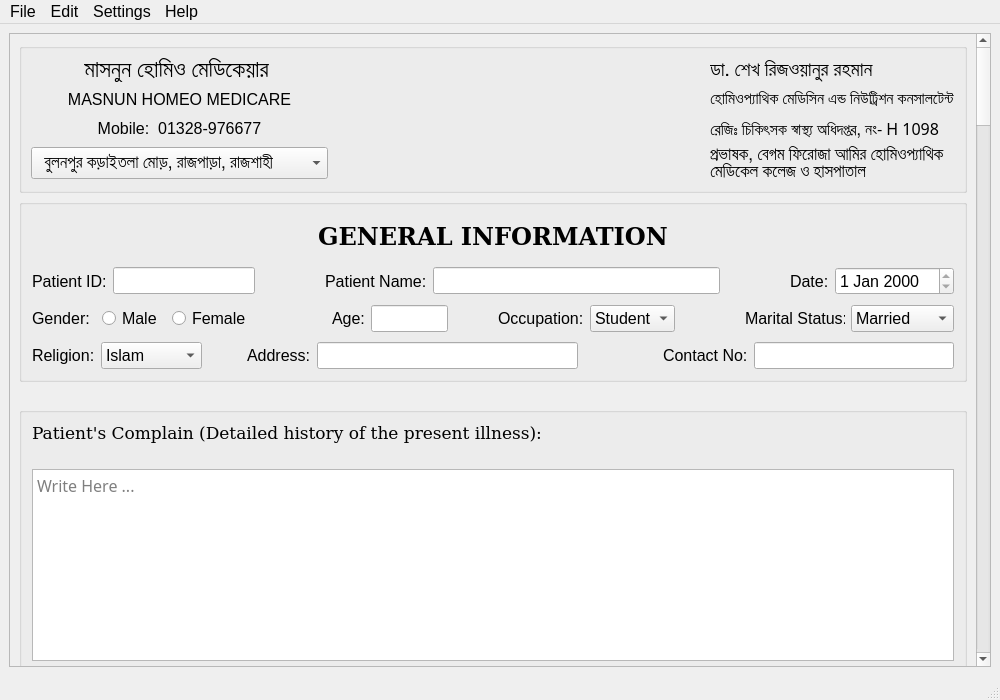
This is main_gui.ui in Mahmud-Mahi/Doctors_Dairy as Qt 5 draws it before an edit. The edited form follows.
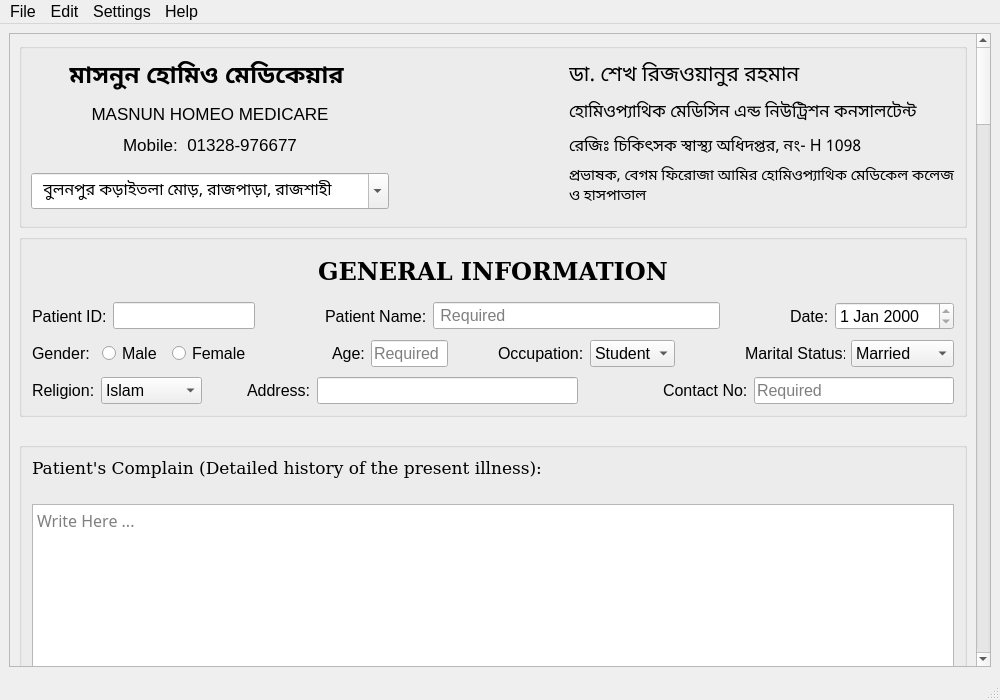
This is the edited form. Icons and pictures are not drawn.

Commit message: Enhance UI layout and text properties for improved readability and localization support

```diff
--- a/main_gui.ui
+++ b/main_gui.ui
@@ -81,7 +81,7 @@
          <x>0</x>
          <y>0</y>
          <width>972</width>
-         <height>5088</height>
+         <height>5111</height>
         </rect>
        </property>
        <property name="sizePolicy">
@@ -102,53 +102,78 @@
           <property name="minimumSize">
            <size>
             <width>0</width>
-            <height>150</height>
+            <height>180</height>
            </size>
           </property>
           <property name="title">
            <string/>
           </property>
           <layout class="QGridLayout" name="gridLayout_3">
-           <item row="2" column="0">
-            <widget class="QLabel" name="institudeEN_name">
+           <item row="0" column="0">
+            <widget class="QLabel" name="instituteBN_name">
+             <property name="minimumSize">
+              <size>
+               <width>0</width>
+               <height>35</height>
+              </size>
+             </property>
              <property name="font">
               <font>
-               <pointsize>12</pointsize>
+               <family>Noto Sans Bengali UI</family>
+               <pointsize>18</pointsize>
+               <weight>75</weight>
+               <italic>false</italic>
+               <bold>true</bold>
               </font>
              </property>
              <property name="text">
-              <string>MASNUN HOMEO MEDICARE</string>
+              <string>মাসনুন হোমিও মেডিকেয়ার </string>
              </property>
              <property name="alignment">
-              <set>Qt::AlignCenter</set>
+              <set>Qt::AlignBottom|Qt::AlignHCenter</set>
              </property>
             </widget>
            </item>
-           <item row="0" column="2">
-            <widget class="QLabel" name="owner_name">
+           <item row="4" column="3">
+            <widget class="QLabel" name="owner_occupation">
+             <property name="minimumSize">
+              <size>
+               <width>0</width>
+               <height>50</height>
+              </size>
+             </property>
              <property name="font">
               <font>
-               <family>Li Opu Unicode</family>
-               <pointsize>15</pointsize>
+               <family>Noto Sans Bengali</family>
+               <pointsize>11</pointsize>
                <weight>50</weight>
+               <italic>false</italic>
                <bold>false</bold>
               </font>
              </property>
-             <property name="text">
-              <string>ডা. শেখ রিজওয়ানুর রহমান</string>
+             <property name="frameShadow">
+              <enum>QFrame::Plain</enum>
              </property>
-            </widget>
-           </item>
-           <item row="2" column="2">
-            <widget class="QLabel" name="position_label">
-             <property name="font">
-              <font>
-               <family>Li Mehdi Ekushey Unicode</family>
-               <pointsize>12</pointsize>
-              </font>
+             <property name="lineWidth">
+              <number>2</number>
              </property>
+             <property name="midLineWidth">
+              <number>2</number>
+             </property>
              <property name="text">
-              <string>হোমিওপ্যাথিক মেডিসিন এন্ড নিউট্রিশন কনসালটেন্ট</string>
+              <string>প্রভাষক, বেগম ফিরোজা আমির হোমিওপ্যাথিক মেডিকেল কলেজ ও হাসপাতাল</string>
+             </property>
+             <property name="scaledContents">
+              <bool>true</bool>
+             </property>
+             <property name="alignment">
+              <set>Qt::AlignLeading|Qt::AlignLeft|Qt::AlignTop</set>
+             </property>
+             <property name="wordWrap">
+              <bool>true</bool>
+             </property>
+             <property name="margin">
+              <number>0</number>
              </property>
             </widget>
            </item>
@@ -162,7 +187,7 @@
              </property>
              <property name="font">
               <font>
-               <pointsize>12</pointsize>
+               <pointsize>13</pointsize>
               </font>
              </property>
              <property name="text">
@@ -176,89 +201,52 @@
              </property>
             </widget>
            </item>
-           <item row="0" column="1">
-            <spacer name="horizontalSpacer_4">
-             <property name="orientation">
-              <enum>Qt::Horizontal</enum>
-             </property>
-             <property name="sizeHint" stdset="0">
+           <item row="2" column="0">
+            <widget class="QLabel" name="institudeEN_name">
+             <property name="minimumSize">
               <size>
-               <width>40</width>
-               <height>20</height>
+               <width>0</width>
+               <height>25</height>
               </size>
              </property>
-            </spacer>
-           </item>
-           <item row="3" column="2">
-            <widget class="QLabel" name="certificate_info">
              <property name="font">
               <font>
-               <family>Li Mehdi Ekushey Unicode</family>
-               <pointsize>12</pointsize>
+               <pointsize>13</pointsize>
               </font>
              </property>
              <property name="text">
-              <string>রেজিঃ চিকিৎসক স্বাস্থ্য অধিদপ্তর, নং- H 1098</string>
-             </property>
-            </widget>
-           </item>
-           <item row="0" column="0">
-            <widget class="QLabel" name="instituteBN_name">
-             <property name="font">
-              <font>
-               <family>Li Shadhinata 2.0 Unicode</family>
-               <pointsize>17</pointsize>
-               <weight>50</weight>
-               <italic>false</italic>
-               <bold>false</bold>
-              </font>
-             </property>
-             <property name="text">
-              <string>মাসনুন হোমিও মেডিকেয়ার </string>
+              <string>MASNUN HOMEO MEDICARE</string>
              </property>
              <property name="alignment">
-              <set>Qt::AlignCenter</set>
+              <set>Qt::AlignBottom|Qt::AlignHCenter</set>
              </property>
             </widget>
            </item>
-           <item row="2" column="1">
-            <spacer name="horizontalSpacer_5">
-             <property name="orientation">
-              <enum>Qt::Horizontal</enum>
-             </property>
-             <property name="sizeHint" stdset="0">
-              <size>
-               <width>40</width>
-               <height>20</height>
-              </size>
-             </property>
-            </spacer>
-           </item>
            <item row="4" column="0">
             <widget class="QComboBox" name="comboBox_location">
              <property name="minimumSize">
               <size>
                <width>0</width>
-               <height>32</height>
+               <height>36</height>
               </size>
              </property>
              <property name="font">
               <font>
-               <family>Li Shadhinata 2.0 Unicode</family>
-               <pointsize>13</pointsize>
+               <family>Noto Sans Bengali</family>
+               <pointsize>12</pointsize>
                <weight>50</weight>
                <italic>false</italic>
                <bold>false</bold>
               </font>
              </property>
              <property name="focusPolicy">
-              <enum>Qt::NoFocus</enum>
+              <enum>Qt::ClickFocus</enum>
              </property>
              <property name="layoutDirection">
               <enum>Qt::LeftToRight</enum>
              </property>
              <property name="editable">
-              <bool>false</bool>
+              <bool>true</bool>
              </property>
              <property name="currentText">
               <string>  বুলনপুর কড়াইতলা মোড়, রাজপাড়া, রাজশাহী</string>
@@ -295,27 +283,46 @@
              </item>
             </widget>
            </item>
-           <item row="4" column="2">
-            <widget class="QLabel" name="owner_occupation">
+           <item row="3" column="3">
+            <widget class="QLabel" name="certificate_info">
+             <property name="minimumSize">
+              <size>
+               <width>0</width>
+               <height>30</height>
+              </size>
+             </property>
              <property name="font">
               <font>
-               <family>Li Opu Unicode</family>
-               <pointsize>13</pointsize>
+               <family>Noto Sans Bengali</family>
+               <pointsize>12</pointsize>
+              </font>
+             </property>
+             <property name="text">
+              <string>রেজিঃ চিকিৎসক স্বাস্থ্য অধিদপ্তর, নং- H 1098</string>
+             </property>
+             <property name="alignment">
+              <set>Qt::AlignLeading|Qt::AlignLeft|Qt::AlignVCenter</set>
+             </property>
+            </widget>
+           </item>
+           <item row="0" column="3">
+            <widget class="QLabel" name="owner_name">
+             <property name="font">
+              <font>
+               <family>Noto Sans Bengali</family>
+               <pointsize>16</pointsize>
                <weight>50</weight>
                <italic>false</italic>
                <bold>false</bold>
               </font>
              </property>
              <property name="text">
-              <string>প্রভাষক, বেগম ফিরোজা আমির হোমিওপ্যাথিক মেডিকেল কলেজ ও হাসপাতাল</string>
+              <string>ডা. শেখ রিজওয়ানুর রহমান</string>
              </property>
-             <property name="wordWrap">
-              <bool>true</bool>
-             </property>
             </widget>
            </item>
-           <item row="3" column="1">
-            <spacer name="horizontalSpacer_7">
+           <item row="2" column="1">
+            <spacer name="horizontalSpacer_5">
              <property name="orientation">
               <enum>Qt::Horizontal</enum>
              </property>
@@ -327,8 +334,8 @@
              </property>
             </spacer>
            </item>
-           <item row="4" column="1">
-            <spacer name="horizontalSpacer_6">
+           <item row="0" column="1">
+            <spacer name="horizontalSpacer_4">
              <property name="orientation">
               <enum>Qt::Horizontal</enum>
              </property>
@@ -340,6 +347,22 @@
              </property>
             </spacer>
            </item>
+           <item row="2" column="3">
+            <widget class="QLabel" name="position_label">
+             <property name="font">
+              <font>
+               <family>Noto Sans Bengali</family>
+               <pointsize>13</pointsize>
+              </font>
+             </property>
+             <property name="text">
+              <string>হোমিওপ্যাথিক মেডিসিন এন্ড নিউট্রিশন কনসালটেন্ট</string>
+             </property>
+             <property name="alignment">
+              <set>Qt::AlignBottom|Qt::AlignLeading|Qt::AlignLeft</set>
+             </property>
+            </widget>
+           </item>
           </layout>
          </widget>
         </item>
@@ -519,6 +542,12 @@
                          <pointsize>12</pointsize>
                         </font>
                        </property>
+                       <property name="placeholderText">
+                        <string> Required</string>
+                       </property>
+                       <property name="clearButtonEnabled">
+                        <bool>false</bool>
+                       </property>
                       </widget>
                      </item>
                     </layout>
@@ -731,6 +760,9 @@
                          <pointsize>12</pointsize>
                         </font>
                        </property>
+                       <property name="placeholderText">
+                        <string>Required</string>
+                       </property>
                       </widget>
                      </item>
                     </layout>
@@ -1067,6 +1099,9 @@
                          <pointsize>12</pointsize>
                         </font>
                        </property>
+                       <property name="placeholderText">
+                        <string>Required</string>
+                       </property>
                       </widget>
                      </item>
                     </layout>
```
